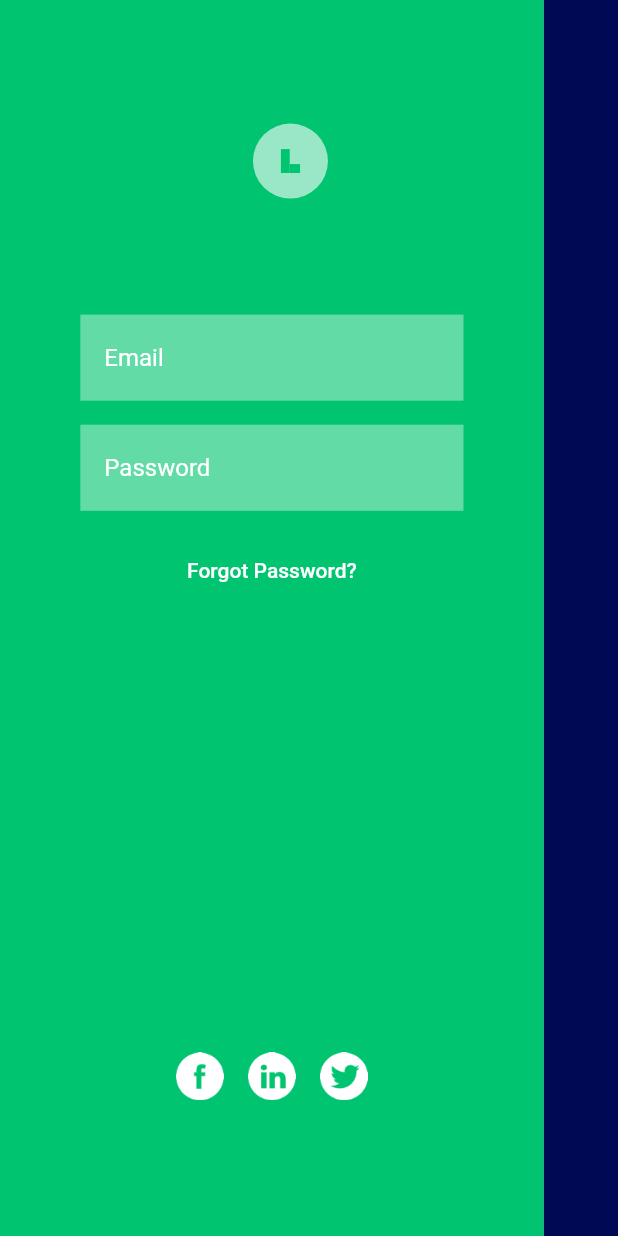
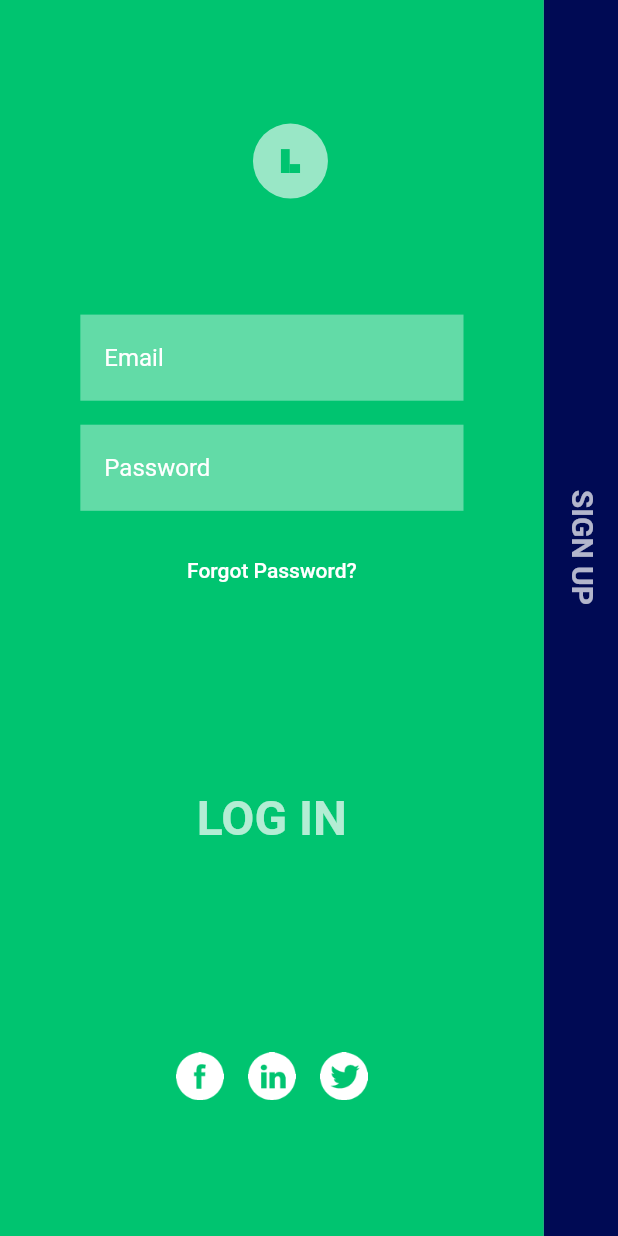
Before and after one commit to MatheusAngelicio/Login_With_Animation, a Flutter app: the screen it shows after launch, on a phone screen of 412 x 824 dp. Run offline on Flutter 3.47's test engine with Material 2 defaults, Android fonts, the phone set to English and light mode, and no system bars; our stand-ins replace flutter_svg.

Commit message:
finalizar projeto

```diff
--- a/lib/auth_screen.dart
+++ b/lib/auth_screen.dart
@@ -1,3 +1,5 @@
+import 'dart:math';
+
 import 'package:flutter/material.dart';
 import 'package:flutter_svg/svg.dart';
 import 'package:login_with_animation/constants.dart';
@@ -12,30 +14,59 @@ class AuthScreen extends StatefulWidget {
   State<AuthScreen> createState() => _AuthScreenState();
 }
 
-class _AuthScreenState extends State<AuthScreen> {
+class _AuthScreenState extends State<AuthScreen>
+    with SingleTickerProviderStateMixin {
   bool _isShowSignUp = false;
+
+  late AnimationController _animationController;
+  late Animation<double> _animationTextRotate;
+
+  void setuUpAnimation() {
+    _animationController =
+        AnimationController(vsync: this, duration: defaultDuration);
+
+    _animationTextRotate =
+        Tween<double>(begin: 0, end: 90).animate(_animationController);
+  }
+
+  void updateView() {
+    setState(() {
+      _isShowSignUp = !_isShowSignUp;
+    });
+    _isShowSignUp
+        ? _animationController.forward()
+        : _animationController.reverse();
+  }
+
+  @override
+  void initState() {
+    setuUpAnimation();
+    super.initState();
+  }
+
+  @override
+  void dispose() {
+    _animationController.dispose();
+    super.dispose();
+  }
 
   @override
   Widget build(BuildContext context) {
     final _size = MediaQuery.of(context).size;
     return Scaffold(
-      body: Stack(
+      body: AnimatedBuilder(
+          animation: _animationController,
+          builder: (context, _) {
+            return Stack(
               children: [
                 AnimatedPositioned(
                   duration: defaultDuration,
                   width: _size.width * 0.88,
                   height: _size.height,
                   left: _isShowSignUp ? -_size.width * 0.76 : 0,
-            child: GestureDetector(
-              onTap: () {
-                setState(() {
-                  _isShowSignUp = !_isShowSignUp;
-                });
-              },
                   child: Container(
                     color: login_bg,
                     child: LoginForm(),
-              ),
                   ),
                 ),
                 AnimatedPositioned(
@@ -52,10 +83,13 @@ class _AuthScreenState extends State<AuthScreen> {
                   duration: defaultDuration,
                   left: 0,
                   top: _size.height * 0.1,
-            right: _isShowSignUp ? -_size.width * 0.06 : _size.width * 0.06,
+                  right:
+                      _isShowSignUp ? -_size.width * 0.06 : _size.width * 0.06,
                   child: CircleAvatar(
                     radius: 25,
                     backgroundColor: Colors.white60,
+                    child: AnimatedSwitcher(
+                      duration: defaultDuration,
                       child: _isShowSignUp
                           ? SvgPicture.asset(
                               "assets/animation_logo.svg",
@@ -67,15 +101,94 @@ class _AuthScreenState extends State<AuthScreen> {
                             ),
                     ),
                   ),
+                ),
                 AnimatedPositioned(
                   duration: defaultDuration,
                   width: _size.width,
                   bottom: _size.height * 0.1,
-            right: _isShowSignUp ? -_size.width * 0.06 : _size.width * 0.06,
+                  right:
+                      _isShowSignUp ? -_size.width * 0.06 : _size.width * 0.06,
                   child: SocalButtns(),
-          )
+                ),
+                AnimatedPositioned(
+                  duration: defaultDuration,
+                  bottom: _isShowSignUp
+                      ? _size.height / 2 - 80
+                      : _size.height * 0.3,
+                  left: _isShowSignUp ? 0 : _size.width * 0.44 - 80,
+                  child: AnimatedDefaultTextStyle(
+                    duration: defaultDuration,
+                    textAlign: TextAlign.center,
+                    style: TextStyle(
+                      fontSize: _isShowSignUp ? 20 : 32,
+                      fontWeight: FontWeight.bold,
+                      color: _isShowSignUp ? Colors.white : Colors.white70,
+                    ),
+                    child: Transform.rotate(
+                      angle: -_animationTextRotate.value * pi / 180,
+                      alignment: Alignment.topLeft,
+                      child: InkWell(
+                        onTap: () {
+                          if (_isShowSignUp) {
+                            updateView();
+                          } else {
+                            // Login
+                          }
+                        },
+                        child: Container(
+                          padding: const EdgeInsets.symmetric(
+                              vertical: defpaultPadding * 0.75),
+                          width: 160,
+                          child: Text(
+                            "Log In".toUpperCase(),
+                          ),
+                        ),
+                      ),
+                    ),
+                  ),
+                ),
+
+                // Sign up text
+                AnimatedPositioned(
+                  duration: defaultDuration,
+                  bottom: !_isShowSignUp
+                      ? _size.height / 2 - 80
+                      : _size.height * 0.3,
+                  right: _isShowSignUp ? _size.width * 0.44 - 80 : 0,
+                  child: AnimatedDefaultTextStyle(
+                    duration: defaultDuration,
+                    textAlign: TextAlign.center,
+                    style: TextStyle(
+                      fontSize: !_isShowSignUp ? 20 : 32,
+                      fontWeight: FontWeight.bold,
+                      color: _isShowSignUp ? Colors.white : Colors.white70,
+                    ),
+                    child: Transform.rotate(
+                      angle: (90 - _animationTextRotate.value) * pi / 180,
+                      alignment: Alignment.topRight,
+                      child: InkWell(
+                        onTap: () {
+                          if (_isShowSignUp) {
+                            // Sign Up
+                          } else {
+                            updateView();
+                          }
+                        },
+                        child: Container(
+                          padding: const EdgeInsets.symmetric(
+                              vertical: defpaultPadding * 0.75),
+                          width: 160,
+                          child: Text(
+                            "Sign Up".toUpperCase(),
+                          ),
+                        ),
+                      ),
+                    ),
+                  ),
+                ),
               ],
-      ),
+            );
+          }),
     );
   }
 }
```
Lines whose indentation alone changed are shown as unchanged.
